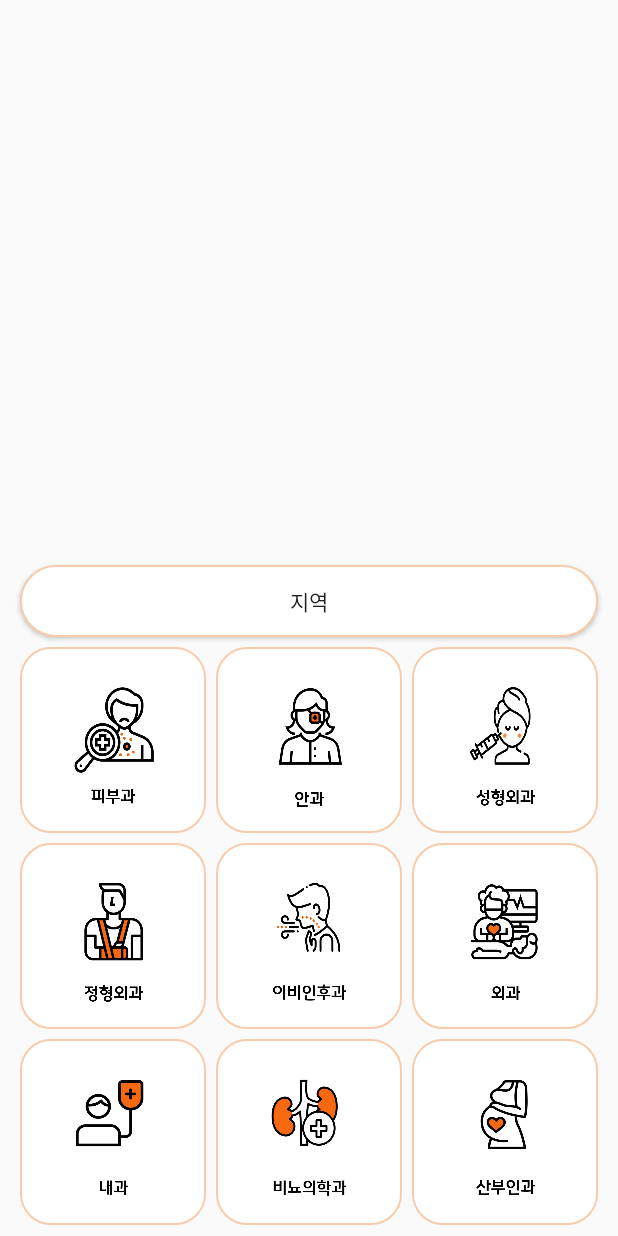
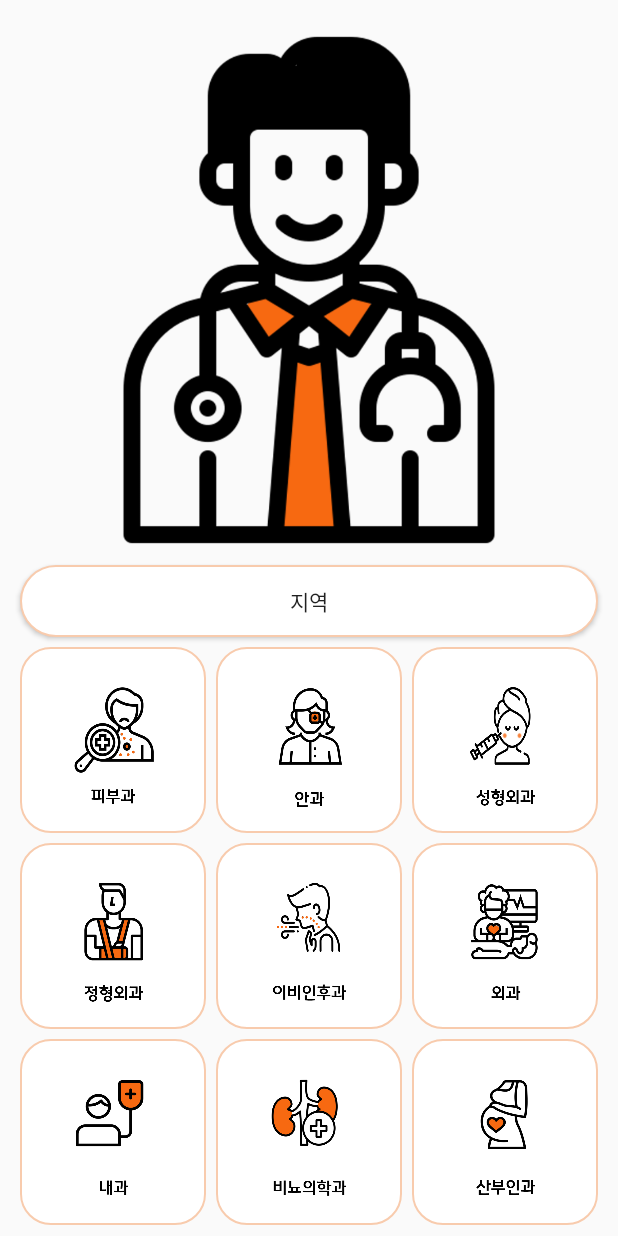
Before and after one commit to Wijinhyun/Api_test, an Android app: the screen it shows after launch (MainActivity), on a phone screen of 412 x 824 dp. Run offline under Robolectric (Android 15) with nearby library versions, the phone set to English and light mode, and no system bars.

Commit message:
앱아이콘&앱이름

```diff
--- a/app/src/main/AndroidManifest.xml
+++ b/app/src/main/AndroidManifest.xml
@@ -9,7 +9,7 @@
 
     <application
         android:allowBackup="true"
-        android:icon="@mipmap/ic_launcher"
+        android:icon="@drawable/icon_background2"
         android:label="@string/app_name"
         android:roundIcon="@mipmap/ic_launcher_round"
         android:supportsRtl="true"
@@ -21,7 +21,6 @@
             android:name="com.naver.maps.map.CLIENT_ID"
             android:value="eu7sdvwbp9" />
 
-        <activity android:name=".Hospital_list" />
         <activity android:name=".Seoul_listview" />
         <activity android:name=".Region_listview" />
         <activity android:name=".MapActivity" />
--- a/app/src/main/res/layout/activity_main.xml
+++ b/app/src/main/res/layout/activity_main.xml
@@ -6,6 +6,18 @@
     android:layout_height="match_parent"
     tools:context=".MainActivity">
 
+    <ImageView
+        android:id="@+id/imageView"
+        android:layout_width="match_parent"
+        android:layout_height="0dp"
+        android:layout_marginLeft="13dp"
+        android:layout_marginRight="13dp"
+        android:layout_marginBottom="3dp"
+        android:layout_marginTop="13dp"
+        app:layout_constraintBottom_toTopOf="@id/btn_region"
+        app:layout_constraintStart_toStartOf="parent"
+        app:layout_constraintTop_toTopOf="parent"
+        app:srcCompat="@drawable/icon_doctor" />
 
     <Button
         android:id="@+id/btn_region"
--- a/app/src/main/res/values/strings.xml
+++ b/app/src/main/res/values/strings.xml
@@ -1,3 +1,3 @@
 <resources>
-    <string name="app_name">Api_test</string>
+    <string name="app_name">프로닥터</string>
 </resources>
```
Also changed, not shown: app/src/main/res/drawable/icon_background.PNG (added), app/src/main/res/drawable/icon_background2.png (added), app/src/main/res/drawable/icon_doctor.png (added).
